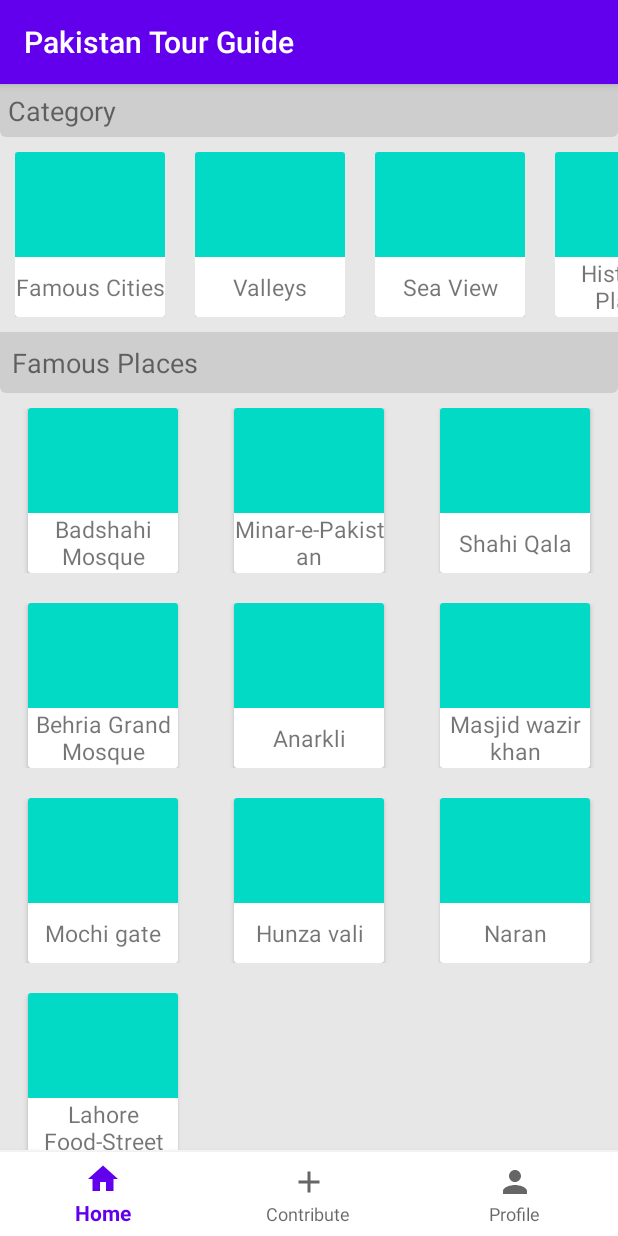
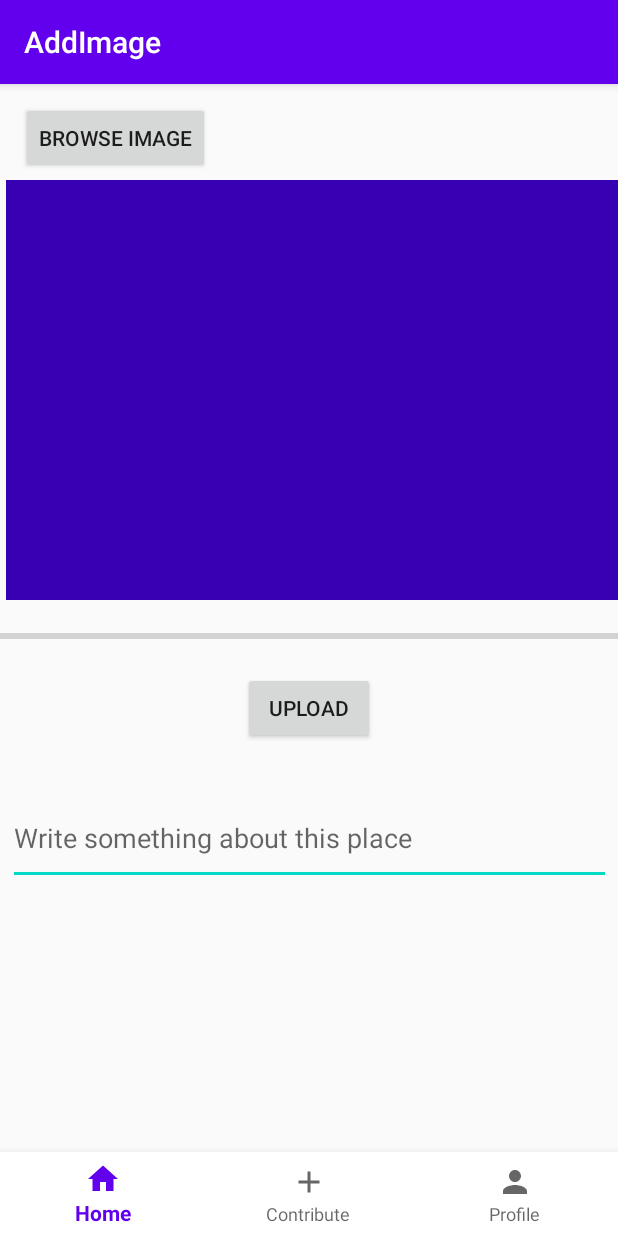
Before and after one commit to Ali-Bhatti/MCProject, an Android app: the screen it shows after launch (MainActivity), on a phone screen of 412 x 824 dp. Run offline under Robolectric (Android 15) with nearby library versions, the phone set to English and light mode, and no system bars; our stand-ins replace Picasso, navigation-ui.

Commit message:
completed the functionality of choosing image from gallery

```diff
--- a/app/build.gradle
+++ b/app/build.gradle
@@ -36,6 +36,7 @@ dependencies {
     androidTestImplementation 'androidx.test.espresso:espresso-core:3.2.0'
     implementation 'androidx.recyclerview:recyclerview:1.1.0'
     implementation 'androidx.cardview:cardview:1.0.0'
+    implementation 'com.squareup.picasso:picasso:2.71828'
 
     implementation 'androidx.viewpager2:viewpager2:1.0.0'
 }
--- /dev/null
+++ b/app/src/main/java/pk/edu/pucit/mcproject/Add_Image_Fragment.java
@@ -0,0 +1,125 @@
+package pk.edu.pucit.mcproject;
+
+import android.content.Intent;
+import android.net.Uri;
+import android.os.Bundle;
+
+import androidx.fragment.app.Fragment;
+
+import android.view.LayoutInflater;
+import android.view.View;
+import android.view.ViewGroup;
+import android.widget.Button;
+import android.widget.EditText;
+import android.widget.ImageView;
+import android.widget.ProgressBar;
+import android.widget.TextView;
+
+import com.squareup.picasso.Picasso;
+
+import static android.app.Activity.RESULT_OK;
+
+/**
+ * A simple {@link Fragment} subclass.
+ * Use the {@link Add_Image_Fragment#newInstance} factory method to
+ * create an instance of this fragment.
+ */
+public class Add_Image_Fragment extends Fragment {
+
+    // TODO: Rename parameter arguments, choose names that match
+    // the fragment initialization parameters, e.g. ARG_ITEM_NUMBER
+    private static final String ARG_PARAM1 = "param1";
+    private static final String ARG_PARAM2 = "param2";
+
+    // TODO: Rename and change types of parameters
+    private String mParam1;
+    private String mParam2;
+
+    private static final int PICK_IMAGE_REQUEST = 1;
+    private Button mButtonChooseImage;
+    private Button mButtonUpload;
+    private TextView mTextViewShowUploads;
+    private EditText PlaceName;
+    private ImageView mImageView;
+    private ProgressBar mProgressBar;
+    private Uri Image_uri;
+
+    public Add_Image_Fragment() {
+        // Required empty public constructor
+    }
+
+    /**
+     * Use this factory method to create a new instance of
+     * this fragment using the provided parameters.
+     *
+     * @param param1 Parameter 1.
+     * @param param2 Parameter 2.
+     * @return A new instance of fragment Add_Image_Fragment.
+     */
+    // TODO: Rename and change types and number of parameters
+    public static Add_Image_Fragment newInstance(String param1, String param2) {
+        Add_Image_Fragment fragment = new Add_Image_Fragment();
+        Bundle args = new Bundle();
+        args.putString(ARG_PARAM1, param1);
+        args.putString(ARG_PARAM2, param2);
+        fragment.setArguments(args);
+        return fragment;
+    }
+
+    @Override
+    public void onCreate(Bundle savedInstanceState) {
+        super.onCreate(savedInstanceState);
+        if (getArguments() != null) {
+            mParam1 = getArguments().getString(ARG_PARAM1);
+            mParam2 = getArguments().getString(ARG_PARAM2);
+        }
+    }
+
+    @Override
+    public View onCreateView(LayoutInflater inflater, ViewGroup container,
+                             Bundle savedInstanceState) {
+        // Inflate the layout for this fragment
+        View view= inflater.inflate(R.layout.fragment_add__image_, container, false);
+
+        mButtonChooseImage = view.findViewById(R.id.btn_Browse_Image);
+        mButtonUpload = view.findViewById(R.id.btn_Upload);
+        //PlaceName = view.findViewById(R.id.edit_text_file_name);
+        mImageView = view.findViewById(R.id.imageView);
+        mProgressBar = view.findViewById(R.id.progressBar);
+
+
+        mButtonChooseImage.setOnClickListener(new View.OnClickListener() {
+            @Override
+            public void onClick(View v) {
+                openFileChooser();
+            }
+        });
+
+
+        mButtonUpload.setOnClickListener(new View.OnClickListener() {
+            @Override
+            public void onClick(View v) {
+            }
+        });
+
+        return view;
+    }
+
+
+    private void openFileChooser() {
+        Intent intent = new Intent();
+        intent.setType("image/*");
+        intent.setAction(Intent.ACTION_GET_CONTENT);
+        startActivityForResult(intent, PICK_IMAGE_REQUEST);
+    }
+
+    @Override
+    public void onActivityResult(int requestCode, int resultCode, Intent data) {
+        super.onActivityResult(requestCode, resultCode, data);
+        if (requestCode == PICK_IMAGE_REQUEST && resultCode == RESULT_OK
+                && data != null && data.getData() != null) {
+            Image_uri = data.getData();
+            Picasso.get().load(Image_uri).into(mImageView);
+        }
+    }
+}
--- /dev/null
+++ b/app/src/main/res/layout/fragment_add__image_.xml
@@ -0,0 +1,65 @@
+<?xml version="1.0" encoding="utf-8"?>
+<androidx.constraintlayout.widget.ConstraintLayout xmlns:android="http://schemas.android.com/apk/res/android"
+    xmlns:app="http://schemas.android.com/apk/res-auto"
+    xmlns:tools="http://schemas.android.com/tools"
+    android:layout_width="match_parent"
+    android:layout_height="match_parent"
+    tools:context=".Add_Image_Fragment">
+
+    <!-- TODO: Update blank fragment layout -->
+
+
+    <EditText
+        android:id="@+id/txtWriteSomething"
+        android:layout_width="402dp"
+        android:layout_height="62dp"
+        android:layout_marginTop="32dp"
+        android:editable="true"
+        android:hint="Write something about this place"
+        app:layout_constraintEnd_toEndOf="parent"
+        app:layout_constraintStart_toStartOf="parent"
+        app:layout_constraintTop_toBottomOf="@+id/btn_Upload" />
+
+    <ProgressBar
+        android:id="@+id/progressBar"
+        style="?android:attr/progressBarStyleHorizontal"
+        android:layout_width="match_parent"
+        android:layout_height="wrap_content"
+        android:layout_marginTop="16dp"
+        app:layout_constraintTop_toBottomOf="@+id/imageView"
+        tools:layout_editor_absoluteX="0dp" />
+
+    <ImageView
+        android:id="@+id/imageView"
+        android:layout_width="match_parent"
+        android:layout_height="280dp"
+        android:layout_marginStart="4dp"
+        android:layout_marginTop="4dp"
+        android:background="@color/colorPrimaryDark"
+        app:layout_constraintStart_toStartOf="parent"
+        app:layout_constraintTop_toBottomOf="@+id/btn_Browse_Image"
+         />
+
+    <Button
+        android:id="@+id/btn_Browse_Image"
+        android:layout_width="wrap_content"
+        android:layout_height="wrap_content"
+        android:layout_marginTop="12dp"
+        android:text="Browse Image"
+        app:layout_constraintEnd_toEndOf="parent"
+        app:layout_constraintHorizontal_bias="0.049"
+        app:layout_constraintStart_toStartOf="parent"
+        app:layout_constraintTop_toTopOf="parent" />
+
+    <Button
+        android:id="@+id/btn_Upload"
+        android:layout_width="wrap_content"
+        android:layout_height="wrap_content"
+        android:layout_marginTop="16dp"
+        android:text="Upload"
+        app:layout_constraintEnd_toEndOf="parent"
+        app:layout_constraintStart_toStartOf="parent"
+        app:layout_constraintTop_toBottomOf="@+id/progressBar" />
+
+
+</androidx.constraintlayout.widget.ConstraintLayout>
--- a/app/src/main/res/navigation/bottom_nav.xml
+++ b/app/src/main/res/navigation/bottom_nav.xml
@@ -3,7 +3,7 @@
     xmlns:app="http://schemas.android.com/apk/res-auto"
     xmlns:tools="http://schemas.android.com/tools"
     android:id="@+id/bottom_nav"
-    app:startDestination="@id/home2">
+    app:startDestination="@id/Add_image">
     <fragment
         android:id="@+id/home2"
         android:name="pk.edu.pucit.mcproject.Home"
@@ -19,4 +19,9 @@
         android:name="pk.edu.pucit.mcproject.Profile"
         android:label="@string/profile"
         tools:layout="@layout/fragment_profile" />
+    <fragment
+        android:id="@+id/Add_image"
+        android:name="pk.edu.pucit.mcproject.Add_Image_Fragment"
+        android:label="AddImage"
+        tools:layout="@layout/fragment_add__image_" />
 </navigation>
--- a/app/src/main/res/values/strings.xml
+++ b/app/src/main/res/values/strings.xml
@@ -13,4 +13,6 @@
         <item>ancient places</item>
         <item>citiese</item>
     </array>
+    <!-- TODO: Remove or change this placeholder text -->
+    <string name="hello_blank_fragment">Hello blank fragment</string>
 </resources>
```
Also changed, not shown: app/src/main/res/layout/fragment_contribute.xml (+8 -20 lines).
